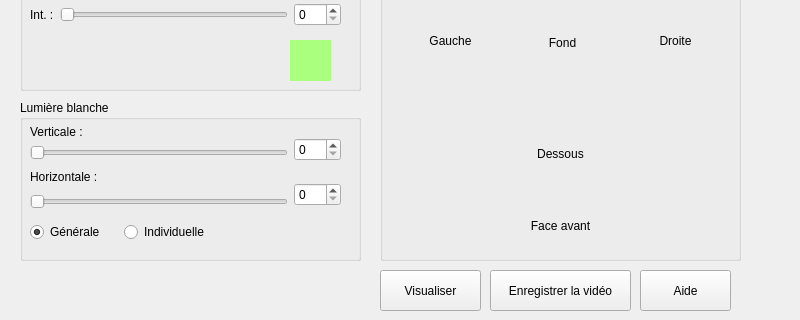
The window that src/LabViewPage.ui (polybox3d/polybox) describes before a commit, drawn with Qt 5; both pictures show x 0 to 800 and y 230 to 550 of the 800 by 550 pixel window.
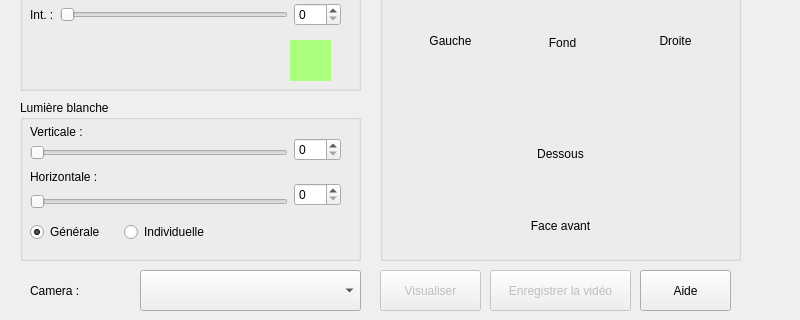
The same window after the commit. Icons and pictures are not drawn.

Commit message: Add auto-detetc webcam and combobox for choice

Patch:
```diff
--- a/src/LabViewPage.ui
+++ b/src/LabViewPage.ui
@@ -463,6 +463,9 @@
    </widget>
   </widget>
   <widget class="QPushButton" name="startVisu">
+   <property name="enabled">
+    <bool>false</bool>
+   </property>
    <property name="geometry">
     <rect>
      <x>380</x>
@@ -478,8 +481,17 @@
     <iconset resource="ressources.qrc">
      <normaloff>:/img/img/play_green.png</normaloff>:/img/img/play_green.png</iconset>
    </property>
+   <property name="checkable">
+    <bool>false</bool>
+   </property>
+   <property name="flat">
+    <bool>false</bool>
+   </property>
   </widget>
   <widget class="QPushButton" name="startRecording">
+   <property name="enabled">
+    <bool>false</bool>
+   </property>
    <property name="geometry">
     <rect>
      <x>490</x>
@@ -495,6 +507,12 @@
     <iconset resource="ressources.qrc">
      <normaloff>:/img/img/record.png</normaloff>:/img/img/record.png</iconset>
    </property>
+   <property name="checkable">
+    <bool>false</bool>
+   </property>
+   <property name="flat">
+    <bool>false</bool>
+   </property>
   </widget>
   <widget class="QPushButton" name="backToHelp">
    <property name="geometry">
@@ -511,6 +529,35 @@
    <property name="icon">
     <iconset resource="ressources.qrc">
      <normaloff>:/img/img/help.png</normaloff>:/img/img/help.png</iconset>
+   </property>
+   <property name="checkable">
+    <bool>false</bool>
+   </property>
+   <property name="flat">
+    <bool>false</bool>
+   </property>
+  </widget>
+  <widget class="QComboBox" name="cameraSelector">
+   <property name="geometry">
+    <rect>
+     <x>140</x>
+     <y>500</y>
+     <width>221</width>
+     <height>41</height>
+    </rect>
+   </property>
+  </widget>
+  <widget class="QLabel" name="label">
+   <property name="geometry">
+    <rect>
+     <x>30</x>
+     <y>510</y>
+     <width>101</width>
+     <height>21</height>
+    </rect>
+   </property>
+   <property name="text">
+    <string>Camera : </string>
    </property>
   </widget>
  </widget>
```
Left out of the diff: 3 changed lines with no effect on the pictures. The commit also changes 6 other files.
